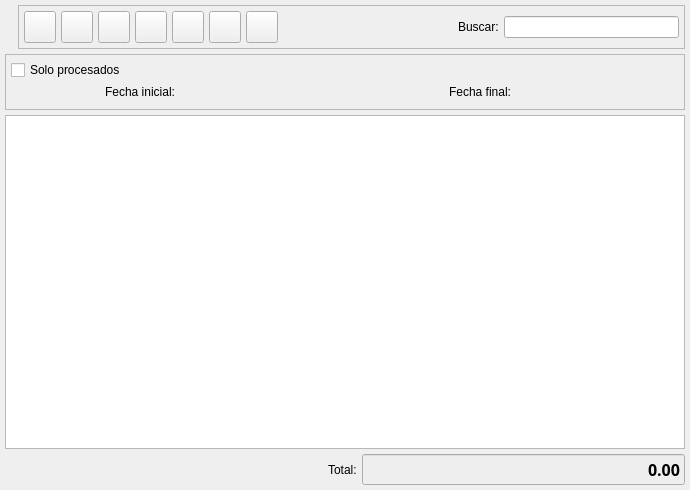
Before: the Qt Designer form bulmages/bulmafact/src/pedidosproveedorlistbase.ui in eboladev/Bulmages-1, drawn with Qt 5.
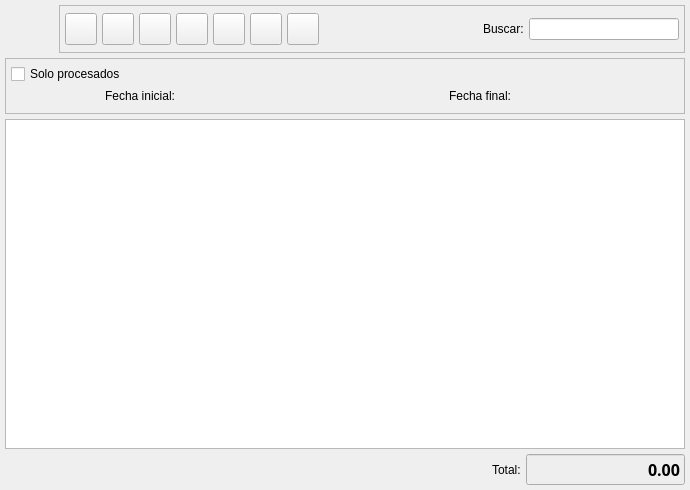
After: the same form once the commit is applied. Icons and pictures are not drawn. Custom widgets are drawn as their Qt base class.

Diff of the .ui file:
```diff
--- a/bulmages/bulmafact/src/pedidosproveedorlistbase.ui
+++ b/bulmages/bulmafact/src/pedidosproveedorlistbase.ui
@@ -36,6 +36,18 @@
      </property>
      <item>
       <widget class="QLabel" name="label1" >
+       <property name="minimumSize" >
+        <size>
+         <width>48</width>
+         <height>48</height>
+        </size>
+       </property>
+       <property name="maximumSize" >
+        <size>
+         <width>48</width>
+         <height>48</height>
+        </size>
+       </property>
        <property name="text" >
         <string/>
        </property>
@@ -87,8 +99,8 @@
           </property>
           <property name="iconSize" >
            <size>
-            <width>22</width>
-            <height>22</height>
+            <width>32</width>
+            <height>32</height>
            </size>
           </property>
          </widget>
@@ -121,8 +133,8 @@
           </property>
           <property name="iconSize" >
            <size>
-            <width>22</width>
-            <height>22</height>
+            <width>32</width>
+            <height>32</height>
            </size>
           </property>
          </widget>
@@ -155,8 +167,8 @@
           </property>
           <property name="iconSize" >
            <size>
-            <width>22</width>
-            <height>22</height>
+            <width>32</width>
+            <height>32</height>
            </size>
           </property>
          </widget>
@@ -189,8 +201,8 @@
           </property>
           <property name="iconSize" >
            <size>
-            <width>22</width>
-            <height>22</height>
+            <width>32</width>
+            <height>32</height>
            </size>
           </property>
          </widget>
@@ -223,8 +235,8 @@
           </property>
           <property name="iconSize" >
            <size>
-            <width>22</width>
-            <height>22</height>
+            <width>32</width>
+            <height>32</height>
            </size>
           </property>
           <property name="checkable" >
@@ -260,8 +272,8 @@
           </property>
           <property name="iconSize" >
            <size>
-            <width>22</width>
-            <height>22</height>
+            <width>32</width>
+            <height>32</height>
            </size>
           </property>
           <property name="checkable" >
@@ -297,8 +309,8 @@
           </property>
           <property name="iconSize" >
            <size>
-            <width>22</width>
-            <height>22</height>
+            <width>32</width>
+            <height>32</height>
            </size>
           </property>
          </widget>
@@ -328,6 +340,14 @@
         </item>
         <item>
          <widget class="QLineEdit" name="m_filtro" >
+          <property name="sizePolicy" >
+           <sizepolicy>
+            <hsizetype>5</hsizetype>
+            <vsizetype>0</vsizetype>
+            <horstretch>0</horstretch>
+            <verstretch>0</verstretch>
+           </sizepolicy>
+          </property>
           <property name="minimumSize" >
            <size>
             <width>150</width>
@@ -478,6 +498,20 @@
        <property name="enabled" >
         <bool>true</bool>
        </property>
+       <property name="sizePolicy" >
+        <sizepolicy>
+         <hsizetype>5</hsizetype>
+         <vsizetype>0</vsizetype>
+         <horstretch>0</horstretch>
+         <verstretch>0</verstretch>
+        </sizepolicy>
+       </property>
+       <property name="minimumSize" >
+        <size>
+         <width>150</width>
+         <height>0</height>
+        </size>
+       </property>
        <property name="palette" >
         <palette>
          <active>
```
Left out of the diff: 33 changed lines with no effect on the pictures.
